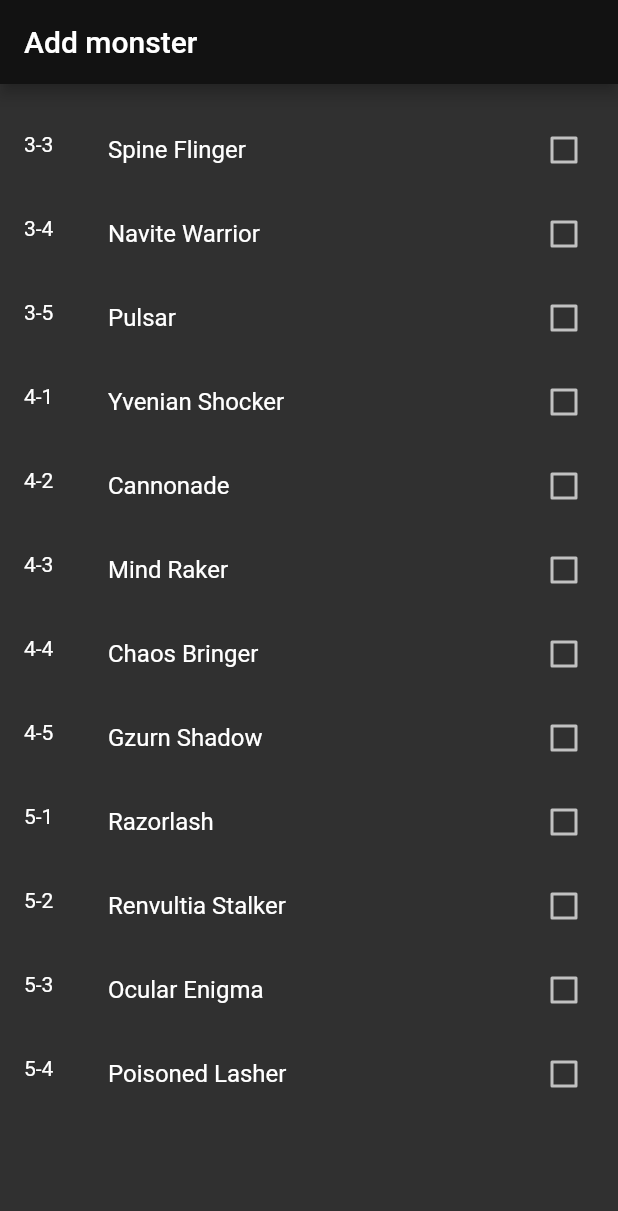
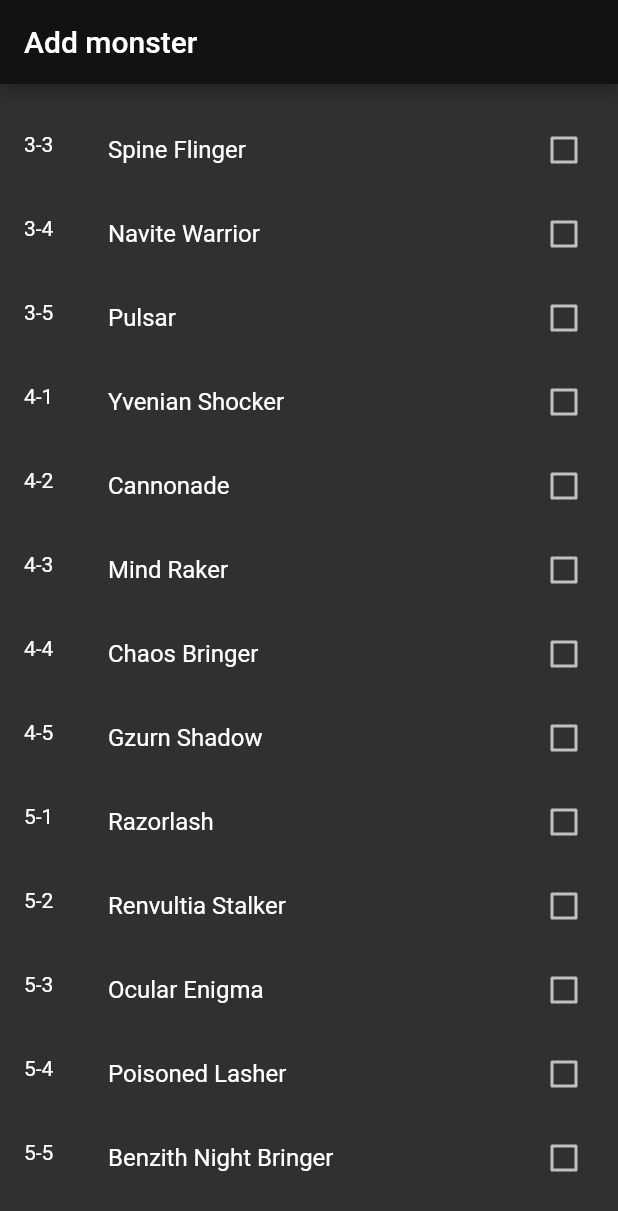
Before and after one commit to royludo/mizai, a Flutter app: the screen it shows after launch, scrolled down 928 dp, on a phone screen of 412 x 824 dp. Shown: the top 1211 px of the screen. Run offline on Flutter 3.47's test engine with Material 2 defaults, Android fonts, the phone set to English and light mode, and no system bars.

Commit message:
add final monster

```diff
--- a/lib/decisionTree.dart
+++ b/lib/decisionTree.dart
@@ -215,6 +215,9 @@ class SimpleSpecialDecision extends MonsterDecisionStep {
     var questionForAttack =
         monster.desc.specialAttackQuestions.questionForAttack;
 
+    // TODO put the nextAttack in front of the list of possibleAttacks ?
+    // not sure if that wouldn't cause regressions
+
     for (var attackIndex in possibleAttackIndexes) {
       //if (monster.isSpecificAttackAllowedNow(attackIndex)) { // isn't this always true?
       return Scaffold(
--- a/lib/model.dart
+++ b/lib/model.dart
@@ -172,9 +172,16 @@ enum DecisionKey {
   hasUsedClawedStrike,
   hasUsedFlurry,
   activateStalkingBonus,
+  // benzith things
+  activatedWithMovement,
 }
 
-enum ActivationTriggerType { firstInitiative, secondInitiative, special }
+enum ActivationTriggerType {
+  firstInitiative,
+  secondInitiative,
+  special,
+  benzithSpecific
+}
 
 enum MonsterSpecies {
   avenkian,
@@ -202,6 +209,7 @@ enum MonsterSpecies {
   renvultia,
   ocular,
   lasher,
+  benzith,
 }
 
 /// Main monster object of the game
@@ -213,6 +221,8 @@ enum MonsterSpecies {
 /// The developer deems this acceptable. Better let the user have some undo
 /// possibility, and coding a true reversible history for the monster
 /// is too much.
+///
+/// Whole program should be using the Template design pattern
 class StatefulMonster {
   final MonsterDescription desc;
   final int phase; // 1 or 2
@@ -344,6 +354,9 @@ class StatefulMonster {
     }
     if (decisionsMemory.contains(DecisionKey.activatedWithSpecial)) {
       activationTriggers.add(ActivationTriggerType.special);
+    }
+    if (decisionsMemory.contains(DecisionKey.activatedWithMovement)) {
+      activationTriggers.add(ActivationTriggerType.benzithSpecific);
     }
     decisionsMemory.clear();
   }
--- a/lib/monsterDB.dart
+++ b/lib/monsterDB.dart
@@ -1384,4 +1384,85 @@ final Map<int, MonsterDescription> monsterDB = {
         {},
         false,
       )),
+  55: MonsterDescription(
+      "Benzith Night Bringer",
+      "Benzith N.B.",
+      25,
+      29,
+      AIType.stalker,
+      [
+        Attack(
+            "Dark Claws",
+            "2x attacks (Melee, Combat, 2D6 damage). "
+                "If hit, target must pass a DEX check {0}. "
+                "Failure => {Blinded.}",
+            [(19, 23)],
+            AttackType.normal),
+        Attack(
+            "Night Bringer (Psionic)",
+            "All enemies within 12\" must pass a DEX check {0}. "
+                "Failure => {1D6 damage and Blinded.} "
+                "The Benzith Night Bringer then becomes Hidden.",
+            [(19, 23)],
+            AttackType.area),
+        Attack(
+            "Final Vision",
+            "1x attack (Melee, Psionic, 4D6+2 damage). "
+                "If hit, target must pass a FOR check {0}. "
+                "Failure => {Stunned. As long as they are Stunned, they cannot "
+                "remove the Blinded condition. In addition, whenever this enemy "
+                "rolls to clear a condition, they must roll twice and select the "
+                "lowest result.}",
+            [(19, 23)],
+            AttackType.normal),
+      ],
+      MonsterSpecies.benzith,
+      55,
+      138,
+      [
+        Attack(
+            "Careful Stalker",
+            "When the Benzith Night Bringer is set up, it automatically "
+                "becomes Hidden. The Acuity check to spot a Hidden "
+                "Benzith Night Bringer is {0}.",
+            [(22, 26)],
+            AttackType.passive),
+        Attack(
+            "Patient Predator",
+            "When the Benzith Night Bringer activates, "
+                "if there is no enemy within its movement range (i.e. within its "
+                "Dexterity score in inches, including any additional movement it "
+                "may have to pay for Difficult terrain or climbing), it will Delay. "
+                "If it does Delay, it will not utilize its activation, which does not "
+                "count against its maximum of three activations per turn. Instead, "
+                "it immediately activates if an enemy moves within its movement "
+                "range, as above, or if it is revealed from being Hidden. Its activation "
+                "will happen immediately following the completion of the "
+                "activation of the triggering enemy. This is an exception to the "
+                "normal Stalker Enemy AI.",
+            [],
+            AttackType.passive),
+        Attack(
+            "Stalker in the Dark",
+            "If the Benzith Night Bringer successfully critically "
+                "hits an enemy that is Blinded, that attack will deal an extra "
+                "6D6 damage.",
+            [],
+            AttackType.passive)
+      ],
+      {
+        1: ([1], []),
+        2: ([2], [])
+      },
+      SpecialAttackQuestions({
+        1: "Are there 2 or more enemies within 12\" OR was the monster spotted "
+            "since it last activated?",
+        2: "Is there a Blinded enemy within 12\"?",
+      }, true, SpeAttackPreamblePosition.onAllAttacks),
+      StalkerSpecificAttributes(
+        (22, 26),
+        {0: false, 1: false, 2: false},
+        {},
+        false,
+      )),
 };
```
Also changed, not shown: lib/main_monster_screen.dart (+58 -37 lines), lib/stalker_decision_tree.dart (+46 -0 lines).
